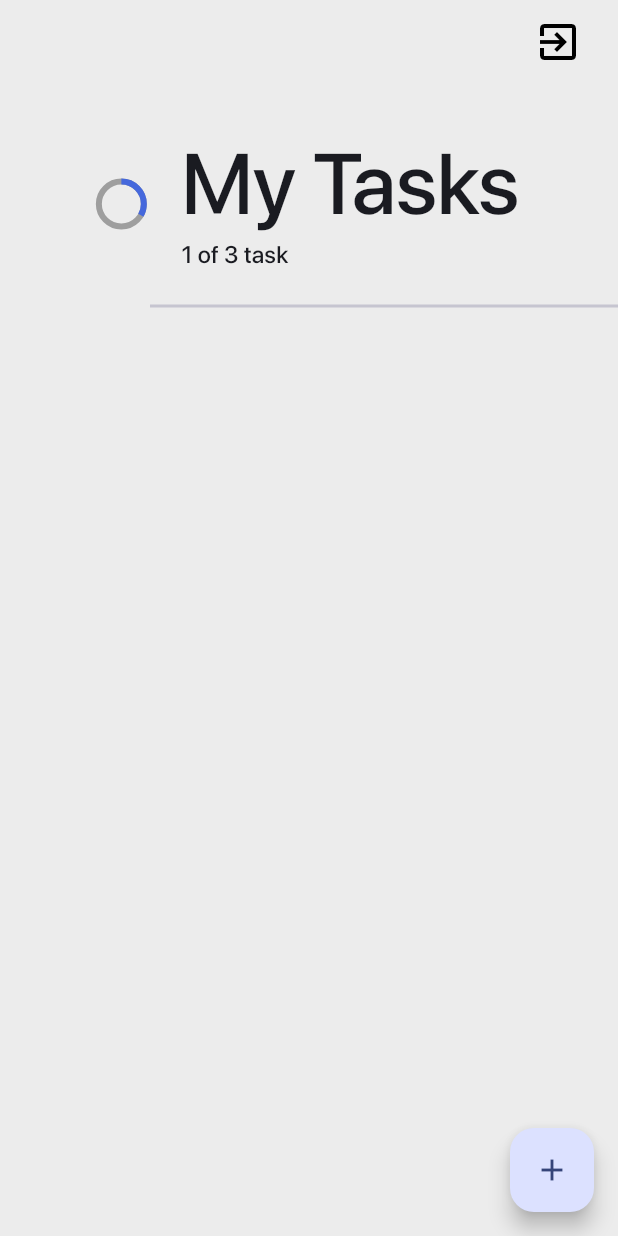
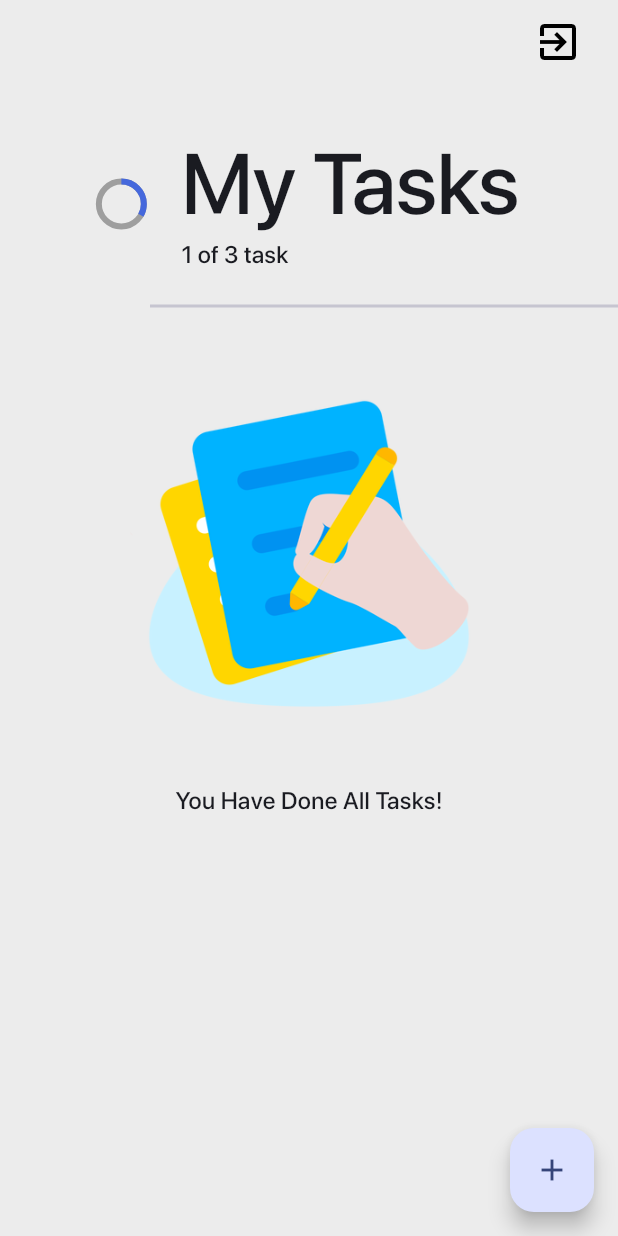
Before and after one commit to IgorShahin/taskmaster, a Flutter app: the screen it shows after launch, on a phone screen of 412 x 824 dp. Run offline on Flutter 3.47's test engine with Material 3 defaults, Android fonts, the phone set to English and light mode, and no system bars; our stand-ins replace auto_route, bloc, email_validator, equatable, flutter_bloc, get_it and 2 more; accounts and stored records are empty; generated files the repository leaves out were written again.

Commit message:
[update] task screen is empty

```diff
--- a/lib/presentation/task/view/task_screen.dart
+++ b/lib/presentation/task/view/task_screen.dart
@@ -31,7 +31,8 @@ class TaskScreen extends StatelessWidget {
                 child: BlocBuilder<TaskBloc, TaskState>(
                   builder: (context, state) {
                     if (state is TaskDoneState) {
-                      return ListView.builder(
+                      return state.tasks!.isNotEmpty
+                          ? ListView.builder(
                               itemCount: state.tasks?.length,
                               scrollDirection: Axis.vertical,
                               itemBuilder: (context, index) {
@@ -43,15 +44,15 @@ class TaskScreen extends StatelessWidget {
                                   onTapStatus: () =>
                                       BlocProvider.of<TaskBloc>(context).add(
                                           UpdateTasksEvent(task.copyWith(
-                                        isCompleted: !task.isCompleted!))),
-                            onTapCard: () =>
-                                context.router.push(TaskItemRoute(task: task)),
+                                              isCompleted:
+                                                  !task.isCompleted!))),
+                                  onTapCard: () => context.router
+                                      .push(TaskItemRoute(task: task)),
                                   task: task,
                                 );
                               },
-                      );
-                    }
-                    return Column(
+                            )
+                          : Column(
                               children: [
                                 Image.asset(
                                   AppAssets.iconTaskEmpty,
@@ -62,10 +63,13 @@ class TaskScreen extends StatelessWidget {
                                 const Text(
                                   "You Have Done All Tasks!",
                                   style: TextStyle(
-                              fontSize: 16, fontWeight: FontWeight.w500),
+                                      fontSize: 16,
+                                      fontWeight: FontWeight.w500),
                                 ),
                               ],
                             );
+                    }
+                    return Container();
                   },
                 ),
               )
```
Lines whose indentation alone changed are shown as unchanged.
